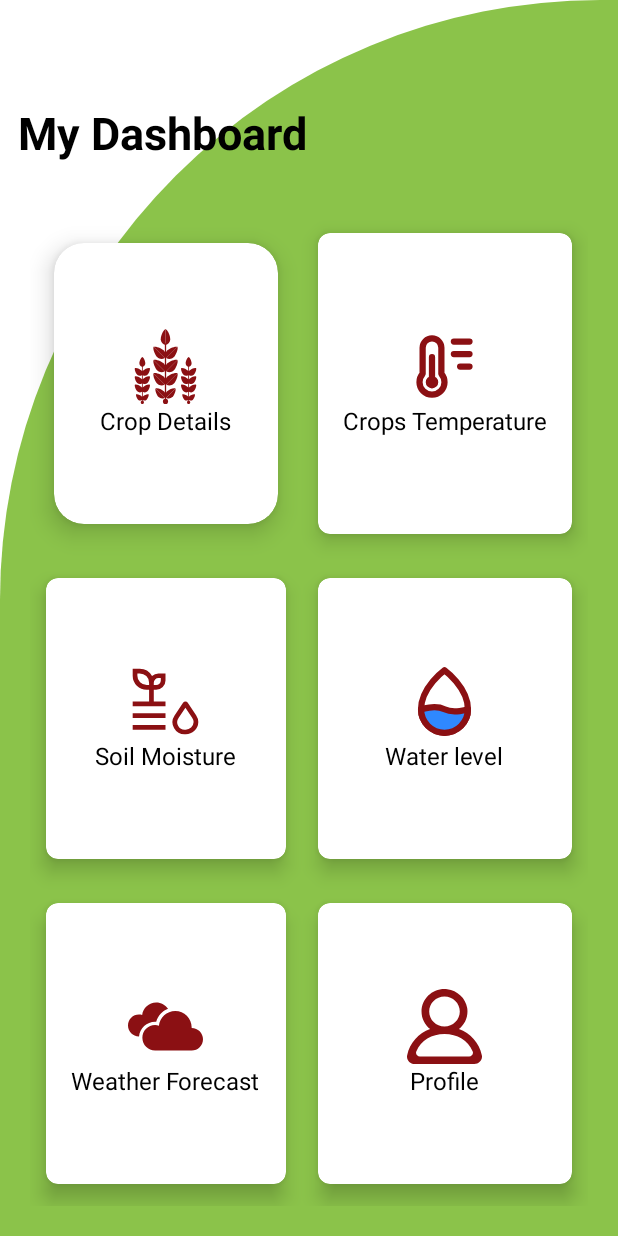
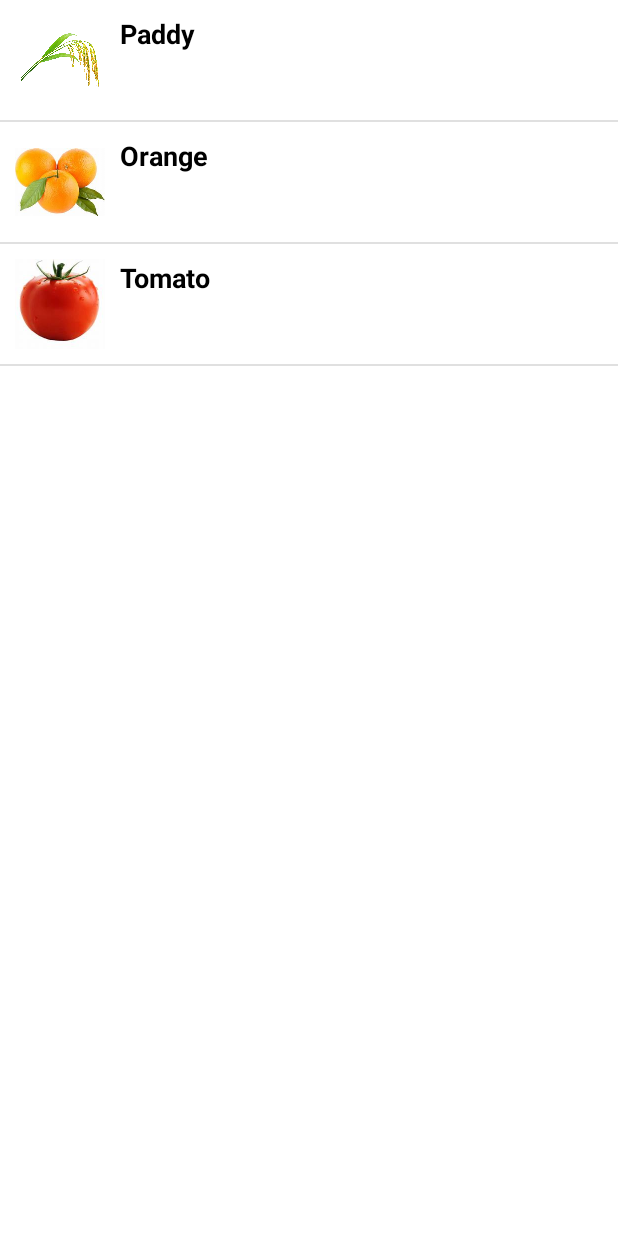
Before and after one commit to ashimapillai1808/InnoVentures_PrecisionFarming, an Android app: the screen it shows after launch once a user with an empty profile is signed in (MainActivity before the commit, MainActivity2 after it), after a tap on "Crop Details", on a phone screen of 412 x 824 dp. Run offline under Robolectric (Android 15) with nearby library versions, the light colour scheme and no system bars; our stand-ins replace Firebase (no records; nobody signed in at launch, a user with empty details on screens opened directly).

Commit message:
crop details completed

```diff
--- a/app/build.gradle.kts
+++ b/app/build.gradle.kts
@@ -61,6 +61,7 @@ dependencies {
     implementation(libs.firebase.auth)
     implementation(libs.firebase.database.ktx)
     implementation("com.google.android.material:material:1.9.0")
+    implementation(libs.androidx.media3.effect)
 
     // Testing dependencies
     testImplementation(libs.junit)
--- /dev/null
+++ b/app/src/main/java/com/paruluniversity/innoventures_precisionfarming/Crop.kt
@@ -0,0 +1,10 @@
+package com.paruluniversity.innoventures_precisionfarming
+
+import android.health.connect.datatypes.units.Temperature
+
+data class Crop(val name: String,
+                val description: String,
+                val location: String,
+                val imageId: Int,
+                val temperature: String
+)
--- /dev/null
+++ b/app/src/main/java/com/paruluniversity/innoventures_precisionfarming/CropAdapter.kt
@@ -0,0 +1,30 @@
+package com.paruluniversity.innoventures_precisionfarming
+
+import android.app.Activity
+import android.view.LayoutInflater
+import android.view.View
+import android.view.ViewGroup
+import android.widget.ArrayAdapter
+import android.widget.ImageView
+import android.widget.TextView
+
+
+
+class CropAdapter(
+    private val context: Activity,
+    private val cropList: ArrayList<Crop>
+) : ArrayAdapter<Crop>(context, R.layout.list_item, cropList) {
+
+    override fun getView(position: Int, convertView: View?, parent: ViewGroup): View {
+        val inflater: LayoutInflater = LayoutInflater.from(context)
+        val view: View = convertView ?: inflater.inflate(R.layout.list_item, null)
+
+        val cropImage: ImageView = view.findViewById(R.id.cropImage)
+        val cropName: TextView = view.findViewById(R.id.cropName)
+
+        cropImage.setImageResource(cropList[position].imageId)
+        cropName.text = cropList[position].name
+
+        return view
+    }
+}
--- a/app/src/main/java/com/paruluniversity/innoventures_precisionfarming/MainActivity.kt
+++ b/app/src/main/java/com/paruluniversity/innoventures_precisionfarming/MainActivity.kt
@@ -51,13 +51,12 @@ class MainActivity : AppCompatActivity() {
         // Set onClickListeners for each card
         crops.setOnClickListener {
             showToast("CropDetails Clicked")
-            val intent = Intent(this, CropDetails::class.java)
+            val intent = Intent(this, MainActivity2::class.java)
             startActivity(intent)
         }
         temp.setOnClickListener {
             showToast("CropTemperature Clicked")
-            val intent = Intent(this, CropTemp::class.java)
-            startActivity(intent)
+
         }
         soil.setOnClickListener {
             showToast("SoilMoisture Clicked")
--- /dev/null
+++ b/app/src/main/java/com/paruluniversity/innoventures_precisionfarming/MainActivity2.kt
@@ -0,0 +1,65 @@
+package com.paruluniversity.innoventures_precisionfarming
+
+import android.content.Intent
+import android.os.Bundle
+import android.widget.AdapterView
+import androidx.appcompat.app.AppCompatActivity
+import com.paruluniversity.innoventures_precisionfarming.databinding.ActivityMain2Binding
+import com.paruluniversity.innoventures_precisionfarming.databinding.ActivityMainBinding
+
+class MainActivity2 : AppCompatActivity() {
+    private lateinit var binding: ActivityMain2Binding
+    private lateinit var cropList: ArrayList<Crop>
+
+    override fun onCreate(savedInstanceState: Bundle?) {
+        super.onCreate(savedInstanceState)
+
+        // Inflate the layout using view binding
+        binding = ActivityMain2Binding.inflate(layoutInflater)
+        supportActionBar?.hide()
+        setContentView(binding.root)
+
+        // Data for crops
+        val images = intArrayOf(
+            R.drawable.paddy,
+            R.drawable.orange,
+            R.drawable.tomato
+        )
+
+        val names = arrayOf("Paddy", "Orange", "Tomato")
+        val descriptions = arrayOf(
+            "Paddy, a water-loving crop, thrives in hot and humid climates with temperatures between 20–30°C.",
+            "Orange is a citrus fruit that thrives in well-drained, sandy loam soil with moderate water.",
+            "Tomato is a warm-season crop that thrives in well-drained, fertile loamy soil with temperatures of 20–30°C."
+        )
+        val locations = arrayOf("Punjab", "Tamil Nadu", "Maharashtra")
+        val temperature = arrayOf("20-30","40-45","25-30")
+
+        // Populate the crop list
+        cropList = ArrayList()
+        for (i in names.indices) {
+            cropList.add(Crop(names[i], descriptions[i], locations[i], images[i], temperature[i]))
+        }
+
+        val cropAdapter = CropAdapter(this, cropList)
+
+        binding.listView.adapter = cropAdapter
+
+        // Handle item click
+        binding.listView
+            .setOnItemClickListener { _, _, position, _ ->
+                val selectedCrop = cropList[position]
+
+
+                // Open the detail activity and pass the data
+                val intent = Intent(this, CropDetailActivity::class.java).apply {
+                    putExtra("name", selectedCrop.name)
+                    putExtra("description", selectedCrop.description)
+                    putExtra("location", selectedCrop.location)
+                    putExtra("image", selectedCrop.imageId)
+                    putExtra("temperature" , selectedCrop.temperature)
+                }
+                startActivity(intent)
+            }
+    }
+}
--- /dev/null
+++ b/app/src/main/res/layout/activity_main2.xml
@@ -0,0 +1,15 @@
+<?xml version="1.0" encoding="utf-8"?>
+<androidx.constraintlayout.widget.ConstraintLayout
+    xmlns:android="http://schemas.android.com/apk/res/android"
+    xmlns:app="http://schemas.android.com/apk/res-auto"
+    xmlns:tools="http://schemas.android.com/tools"
+    android:layout_width="match_parent"
+    android:layout_height="match_parent"
+    tools:context=".MainActivity2">
+
+    <ListView
+        android:id="@+id/listView"
+        android:layout_width="match_parent"
+        android:layout_height="match_parent"
+        tools:listitem="@layout/list_item" />
+</androidx.constraintlayout.widget.ConstraintLayout>
--- /dev/null
+++ b/app/src/main/res/layout/list_item.xml
@@ -0,0 +1,24 @@
+<?xml version="1.0" encoding="utf-8"?>
+<LinearLayout
+    xmlns:android="http://schemas.android.com/apk/res/android"
+    android:orientation="horizontal"
+    android:layout_width="match_parent"
+    android:layout_height="wrap_content"
+    android:padding="10dp">
+
+    <ImageView
+        android:id="@+id/cropImage"
+        android:layout_width="60dp"
+        android:layout_height="60dp"
+        android:src="@drawable/placeholder"
+        android:layout_marginEnd="10dp" />
+
+    <TextView
+        android:id="@+id/cropName"
+        android:layout_width="wrap_content"
+        android:layout_height="wrap_content"
+        android:text="Crop Name"
+        android:textSize="18sp"
+        android:textStyle="bold"
+        android:textColor="@android:color/black" />
+</LinearLayout>
--- a/gradle/libs.versions.toml
+++ b/gradle/libs.versions.toml
@@ -15,6 +15,7 @@ firebaseAuth = "23.1.0"
 filamentAndroid = "1.17.1"
 carUiLib = "2.6.0"
 firebaseDatabaseKtx = "21.0.0"
+media3Effect = "1.5.1"
 
 [libraries]
 androidx-core-ktx = { group = "androidx.core", name = "core-ktx", version.ref = "coreKtx" }
@@ -31,6 +32,7 @@ firebase-auth = { group = "com.google.firebase", name = "firebase-auth", version
 filament-android = { group = "com.google.ar.sceneform", name = "filament-android", version.ref = "filamentAndroid" }
 car-ui-lib = { group = "com.android.car.ui", name = "car-ui-lib", version.ref = "carUiLib" }
 firebase-database-ktx = { group = "com.google.firebase", name = "firebase-database-ktx", version.ref = "firebaseDatabaseKtx" }
+androidx-media3-effect = { group = "androidx.media3", name = "media3-effect", version.ref = "media3Effect" }
 
 [plugins]
 android-application = { id = "com.android.application", version.ref = "agp" }
```
Also changed, not shown: app/src/main/AndroidManifest.xml (+11 -18 lines), app/src/main/java/com/paruluniversity/innoventures_precisionfarming/CropDetailActivity.kt (added, +33 -0 lines), app/src/main/res/layout/activity_crop_detail.xml (added, +134 -0 lines), app/src/main/res/drawable/orange.jpg (added), app/src/main/res/drawable/paddy.png (added), app/src/main/res/drawable/placeholder.jpg (added), app/src/main/res/drawable/temper.jpg (added), app/src/main/res/drawable/tomato.jpg (added).
